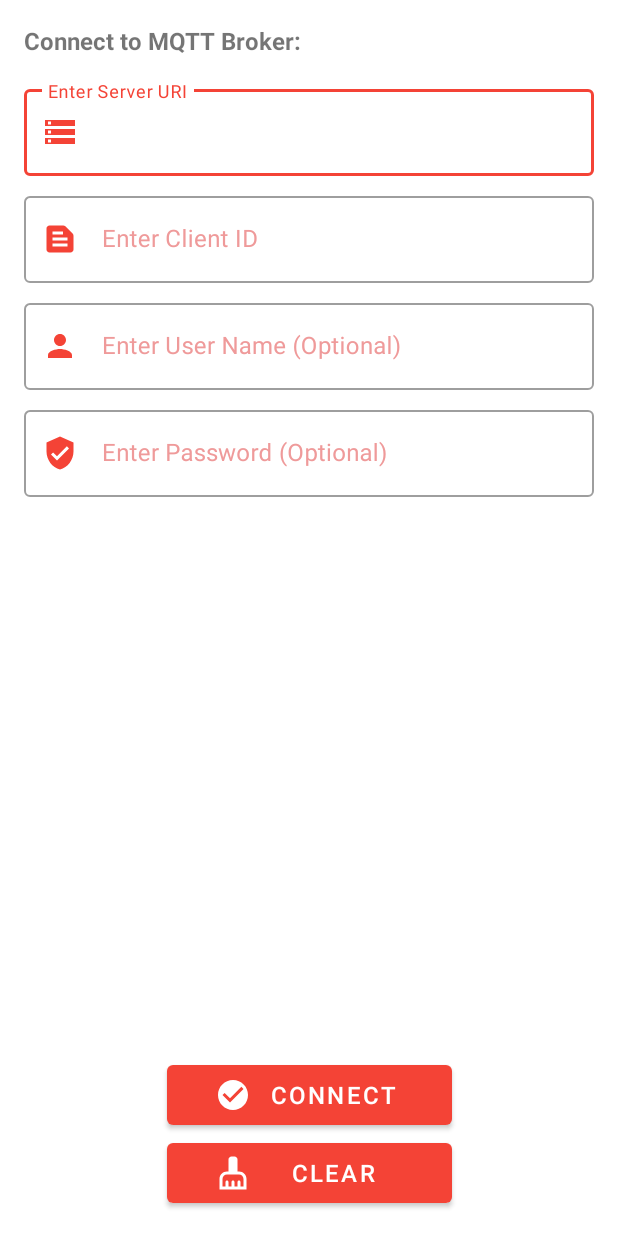
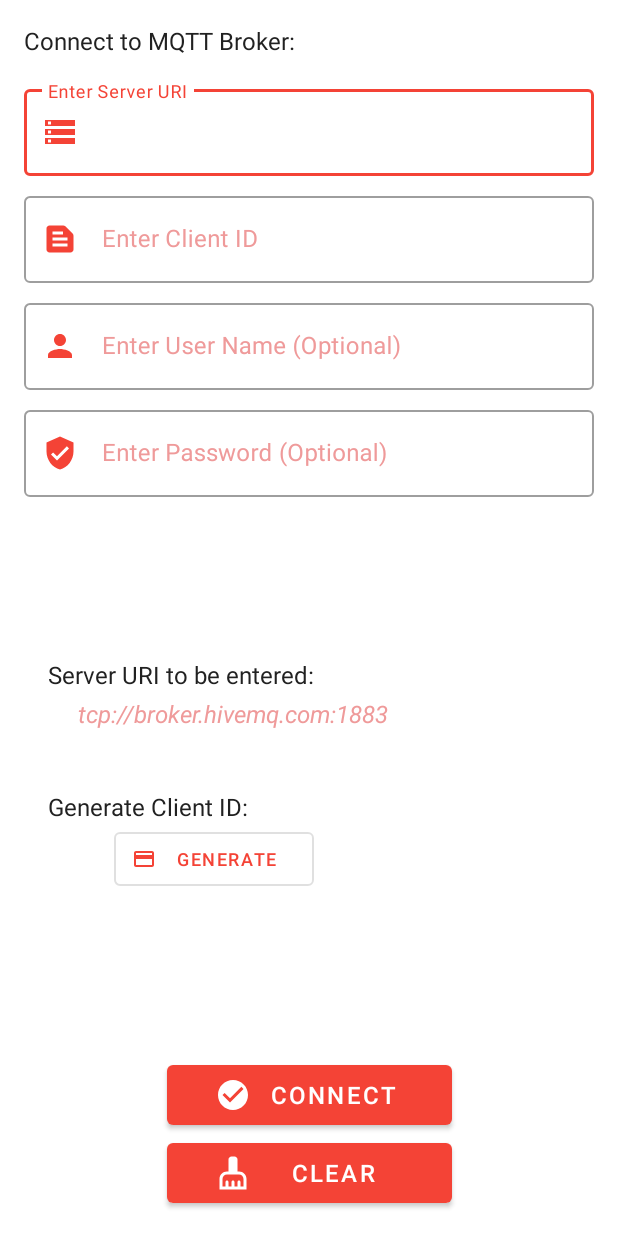
Before and after one commit to ranitraj/MqttClient, an Android app: the screen it shows after launch (MainActivity), on a phone screen of 412 x 824 dp. Run offline under Robolectric (Android 15) with nearby library versions, the phone set to English and light mode, and no system bars; our stand-ins replace data binding; 2 statements that could not run were skipped.

Commit message:
Adding Generate ClientId feature

```diff
--- a/app/src/main/java/com/android/ranit/mqttcommunication/contract/ConnectContract.java
+++ b/app/src/main/java/com/android/ranit/mqttcommunication/contract/ConnectContract.java
@@ -6,6 +6,7 @@ public interface ConnectContract {
         void prepareDataForBrokerConnection();
         void onConnectButtonClicked();
         void onClearButtonClicked();
+        void onGenerateButtonClicked();
         void attachObserver();
         void displayMessage(String message);
     }
--- a/app/src/main/java/com/android/ranit/mqttcommunication/view/fragment/ConnectFragment.java
+++ b/app/src/main/java/com/android/ranit/mqttcommunication/view/fragment/ConnectFragment.java
@@ -25,6 +25,7 @@ import com.android.ranit.mqttcommunication.view.custom.CustomProgressbar;
 import com.android.ranit.mqttcommunication.viewModel.MqttClientViewModel;
 import com.google.android.material.snackbar.Snackbar;
 
+import org.eclipse.paho.client.mqttv3.MqttClient;
 import org.jetbrains.annotations.NotNull;
 
 public class ConnectFragment extends Fragment implements ConnectContract.View {
@@ -94,6 +95,7 @@ public class ConnectFragment extends Fragment implements ConnectContract.View {
         mBinding = DataBindingUtil.inflate(inflater, R.layout.fragment_connect, container, false);
         mProgressBar = new CustomProgressbar(getContext());
 
+        onGenerateButtonClicked();
         onConnectButtonClicked();
         onClearButtonClicked();
 
@@ -176,6 +178,20 @@ public class ConnectFragment extends Fragment implements ConnectContract.View {
     }
 
     @Override
+    public void onGenerateButtonClicked() {
+        mBinding.buttonGenerateClientId.setOnClickListener(view -> {
+            Log.d(TAG, "onGenerateButtonClicked() called");
+            mClientId = MqttClient.generateClientId();
+
+            // Set generated Client-ID to EditText
+            if (mBinding.editTvClientId.getEditText() != null) {
+                mBinding.editTvClientId.getEditText().setText("");
+                mBinding.editTvClientId.getEditText().setText(mClientId);
+            }
+        });
+    }
+
+    @Override
     public void attachObserver() {
         mViewModel.getConnectToBrokerLiveData()
                 .observe(getViewLifecycleOwner(), observerConnectToBroker);
--- /dev/null
+++ b/app/src/main/res/drawable/ic_identity.xml
@@ -0,0 +1,5 @@
+<vector android:height="16dp" android:tint="?attr/colorControlNormal"
+    android:viewportHeight="24" android:viewportWidth="24"
+    android:width="16dp" xmlns:android="http://schemas.android.com/apk/res/android">
+    <path android:fillColor="@android:color/white" android:pathData="M20,4L4,4c-1.11,0 -1.99,0.89 -1.99,2L2,18c0,1.11 0.89,2 2,2h16c1.11,0 2,-0.89 2,-2L22,6c0,-1.11 -0.89,-2 -2,-2zM20,18L4,18v-6h16v6zM20,8L4,8L4,6h16v2z"/>
+</vector>
--- a/app/src/main/res/layout/fragment_connect.xml
+++ b/app/src/main/res/layout/fragment_connect.xml
@@ -109,6 +109,62 @@
 
         </com.google.android.material.textfield.TextInputLayout>
 
+        <View
+            android:id="@+id/viewUserHelp"
+            android:layout_width="match_parent"
+            android:layout_height="@dimen/dp_0"
+            app:layout_constraintHeight_percent="0.2"
+            app:layout_constraintStart_toStartOf="parent"
+            app:layout_constraintEnd_toEndOf="parent"
+            app:layout_constraintTop_toBottomOf="@id/editTvPassword"
+            app:layout_constraintBottom_toTopOf="@id/buttonConnect"/>
+
+        <TextView
+            android:id="@+id/tvServerUriHeader"
+            android:layout_width="wrap_content"
+            android:layout_height="wrap_content"
+            android:text="@string/server_uri_to_be_entered"
+            style="@style/TextView.Header.Large"
+            android:layout_marginStart="@dimen/dp_16"
+            app:layout_constraintStart_toStartOf="@id/viewUserHelp"
+            app:layout_constraintTop_toTopOf="@+id/viewUserHelp" />
+
+        <TextView
+            android:id="@+id/tvServerUri"
+            android:layout_width="wrap_content"
+            android:layout_height="wrap_content"
+            android:layout_marginStart="@dimen/dp_32"
+            android:padding="@dimen/dp_4"
+            android:text="tcp://broker.hivemq.com:1883"
+            android:textIsSelectable="true"
+            style="@style/TextView.Header.Large.Red"
+            app:layout_constraintStart_toStartOf="parent"
+            app:layout_constraintTop_toBottomOf="@id/tvServerUriHeader" />
+
+        <TextView
+            android:id="@+id/tvClientIdHeader"
+            android:layout_width="wrap_content"
+            android:layout_height="wrap_content"
+            android:text="@string/generate_client_id"
+            style="@style/TextView.Header.Large"
+            android:layout_marginStart="@dimen/dp_16"
+            app:layout_constraintStart_toStartOf="@id/viewUserHelp"
+            app:layout_constraintBottom_toTopOf="@id/buttonGenerateClientId" />
+
+        <com.google.android.material.button.MaterialButton
+            android:id="@+id/buttonGenerateClientId"
+            android:layout_width="@dimen/dp_0"
+            android:layout_height="wrap_content"
+            app:layout_constraintWidth_percent="0.35"
+
+            android:text="@string/generate"
+            android:textSize="@dimen/sp_12"
+            android:layout_marginStart="@dimen/dp_60"
+            app:layout_constraintStart_toStartOf="@id/viewUserHelp"
+            app:layout_constraintBottom_toBottomOf="@id/viewUserHelp"
+            app:icon="@drawable/ic_identity"
+            style="@style/Widget.MaterialComponents.Button.OutlinedButton.Icon"/>
+
         <com.google.android.material.button.MaterialButton
             android:id="@+id/buttonConnect"
             android:layout_width="@dimen/dp_0"
--- a/app/src/main/res/values/dimens.xml
+++ b/app/src/main/res/values/dimens.xml
@@ -1,17 +1,20 @@
 <?xml version="1.0" encoding="utf-8"?>
 <resources>
     <dimen name="dp_0">0dp</dimen>
+    <dimen name="dp_4">4dp</dimen>
     <dimen name="dp_8">8dp</dimen>
     <dimen name="dp_16">16dp</dimen>
     <dimen name="dp_24">24dp</dimen>
     <dimen name="dp_32">32dp</dimen>
-
-    <dimen name="sp_16">16sp</dimen>
-    <dimen name="sp_24">24sp</dimen>
     <dimen name="dp_40">40dp</dimen>
     <dimen name="dp_60">60dp</dimen>
     <dimen name="dp_72">72dp</dimen>
 
+    <dimen name="sp_12">12sp</dimen>
+    <dimen name="sp_16">16sp</dimen>
+    <dimen name="sp_24">24sp</dimen>
+
     <dimen name="progress_icon_width">150dp</dimen>
     <dimen name="progress_icon_height">150dp</dimen>
+
 </resources>
--- a/app/src/main/res/values/strings.xml
+++ b/app/src/main/res/values/strings.xml
@@ -20,4 +20,7 @@
     <string name="retain_flag">Select Retain Flag</string>
     <string name="enable">Enable</string>
     <string name="disable">Disable</string>
+    <string name="server_uri_to_be_entered">Server URI to be entered:</string>
+    <string name="generate">Generate</string>
+    <string name="generate_client_id">Generate Client ID:</string>
 </resources>
--- a/app/src/main/res/values/themes.xml
+++ b/app/src/main/res/values/themes.xml
@@ -15,15 +15,15 @@
     </style>
 
     <!-- Text View Style -->
-    <style name="TextView.Header.XLarge" parent="Widget.AppCompat.TextView">
-        <item name="android:textSize">@dimen/sp_24</item>
-        <item name="color">@color/headerText</item>
-        <item name="android:textStyle">bold</item>
+    <style name="TextView.Header.Large.Red" parent="Widget.AppCompat.TextView">
+        <item name="android:textSize">@dimen/sp_16</item>
+        <item name="android:textColor">@color/red_200</item>
+        <item name="android:textStyle">italic</item>
     </style>
 
     <style name="TextView.Header.Large" parent="Widget.AppCompat.TextView">
         <item name="android:textSize">@dimen/sp_16</item>
-        <item name="color">@color/headerText</item>
-        <item name="android:textStyle">bold</item>
+        <item name="android:textColor">@color/headerText</item>
+        <item name="android:textStyle">normal</item>
     </style>
 </resources>
```
